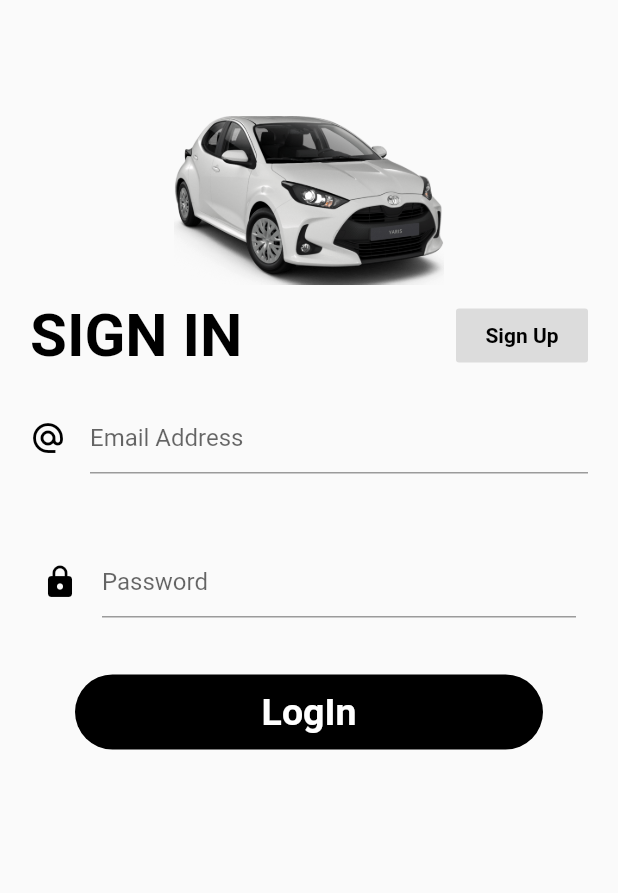
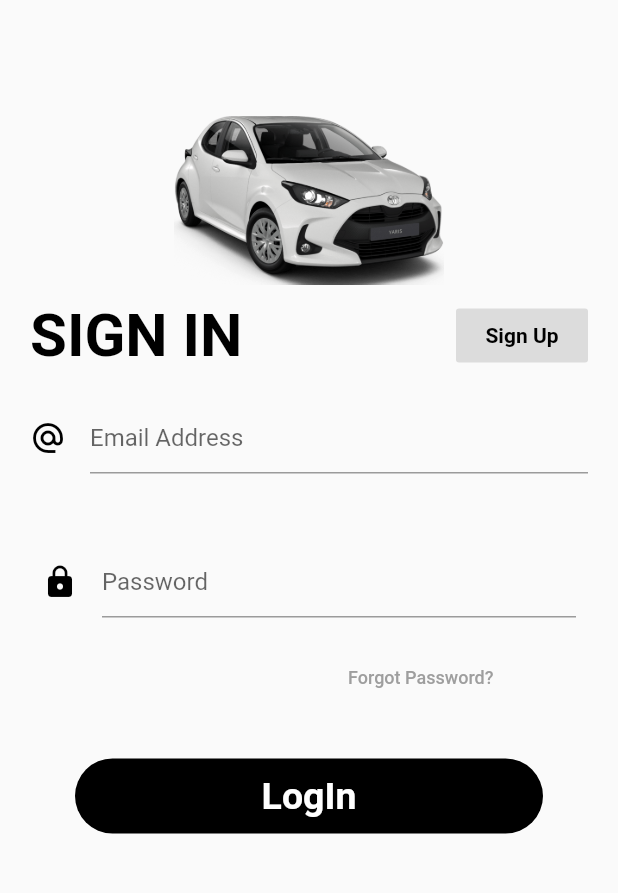
Before and after one commit to cr34t1ve/the_dealership, a Flutter app: the screen it shows after launch, on a phone screen of 412 x 824 dp, the part 68-961 px from its top. Run offline on Flutter 3.47's test engine with Material 2 defaults, Android fonts, the phone set to English and light mode, and no system bars; our stand-ins replace carousel_slider, cloud_firestore, firebase_auth, firebase_core, firebase_database, fluttertoast and 7 more; missing offline and left inert: dart:ffi; accounts and stored records are empty.

Commit message:
forgotpassword

```diff
--- a/lib/Pages/login.dart
+++ b/lib/Pages/login.dart
@@ -5,11 +5,13 @@ import 'package:the_dealership/assistants/progressdialog.dart';
 import 'package:fluttertoast/fluttertoast.dart';
 
 import '../signup.dart';
+import 'forgotpassword.dart';
 // import 'signup.dart';
 
 
 class SignInScreen extends StatelessWidget {
   static const String idScreen = "Login";
+
 
   //ch
   late String _email, _password;
@@ -133,6 +135,22 @@ class SignInScreen extends StatelessWidget {
                             ],
                           ),
                         ),
+                        Padding(
+                          padding: const EdgeInsets.only(top:8.0,left: 150,right: 1),
+                          child: FlatButton(
+                            onPressed: () {
+                              Navigator.pushNamed(
+                                context,
+                                ForgotPassword.id,
+                              );
+                            },
+                            child: Text(
+                              'Forgot Password?',
+                              style: TextStyle(color: Colors.grey, fontSize: 12),
+                            ),
+                          ),
+                        ),
+
 
                         Padding(
                           padding: const EdgeInsets.all(30),
--- a/lib/main.dart
+++ b/lib/main.dart
@@ -2,6 +2,7 @@ import 'package:flutter/material.dart';
 import 'package:get/get.dart';
 import 'package:firebase_core/firebase_core.dart';
 import 'package:firebase_auth/firebase_auth.dart';
+import 'package:the_dealership/Pages/forgotpassword.dart';
 import 'package:the_dealership/Pages/login.dart';
 import 'package:the_dealership/Pages/homepage.dart';
 import 'package:the_dealership/onboarding.dart';
@@ -41,8 +42,8 @@ class _AppState extends State<App> {
         SignUP.idScreen:(context) =>SignUP(),
         SignInScreen.idScreen:(context)=>SignInScreen(),
         homepage.idScreen:(context) =>homepage(),
-      OnBoardingPage.idScreen:(context) =>OnBoardingPage()
-
+      OnBoardingPage.idScreen:(context) =>OnBoardingPage(),
+        ForgotPassword.id:(context)=>ForgotPassword(),
       },
 
 
```
Also changed, not shown: lib/Pages/forgotpassword.dart (added, +80 -0 lines).
